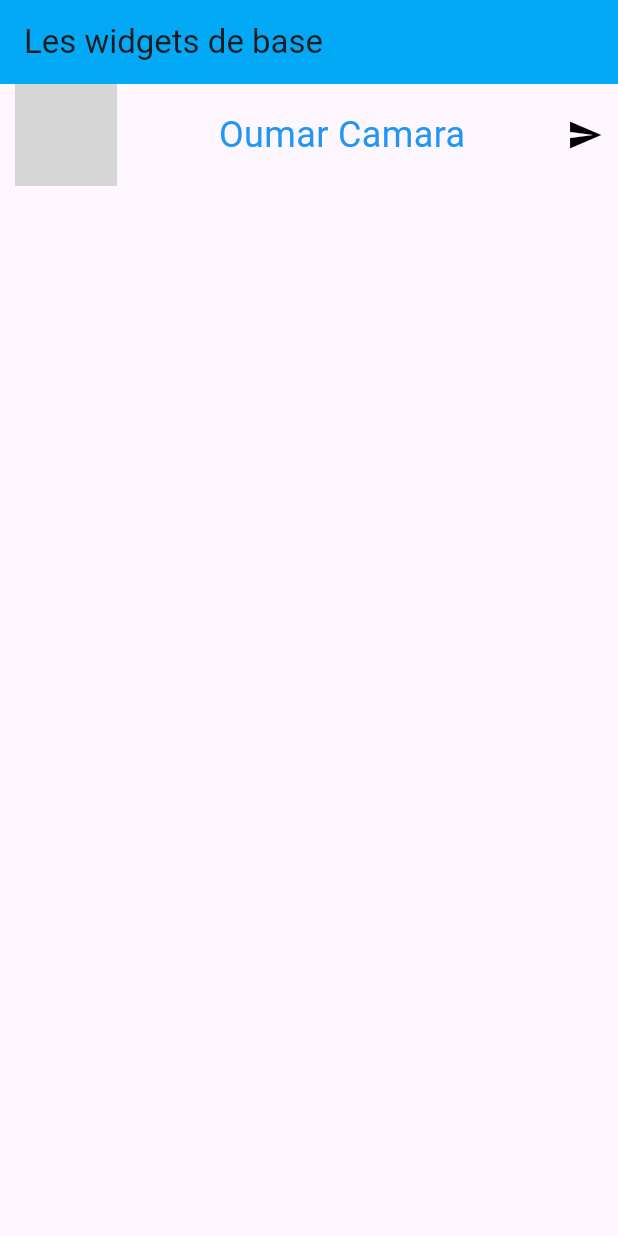
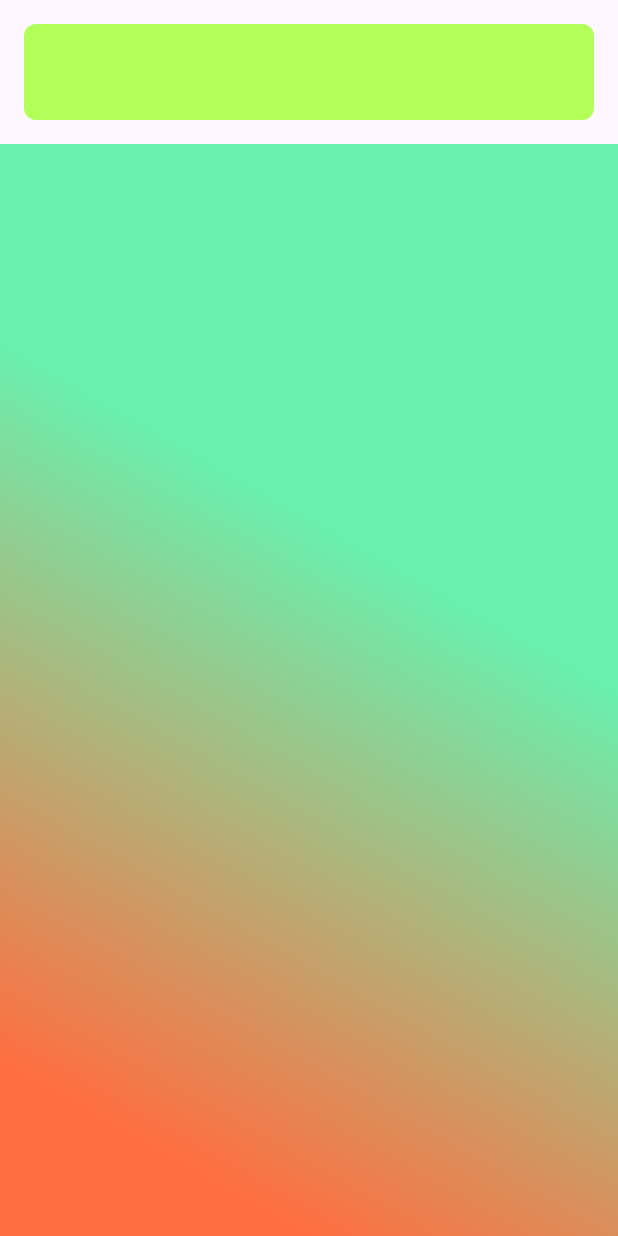
Before and after one commit to Bobo844/flutter_labs, a Flutter app: the screen it shows after launch, on a phone screen of 412 x 824 dp. Run offline on Flutter 3.47's test engine with Material 3 defaults, Android fonts, the phone set to English and light mode, and no system bars; our stand-ins replace google_fonts; grey boxes are pictures that could not be loaded.

Commit message:
les safeare

```diff
--- a/demo_app3/lib/main.dart
+++ b/demo_app3/lib/main.dart
@@ -12,35 +12,36 @@
     return MaterialApp(
       debugShowCheckedModeBanner: false,
       home: Scaffold(
-        appBar: AppBar(
-          backgroundColor: Colors.lightBlue,
-          title: const Text('Les widgets de base'),
-        ),
-        body:SingleChildScrollView(
-        child: Padding(
-          padding:EdgeInsets.symmetric(horizontal: 10),
-          child: Row(
-            mainAxisSize: MainAxisSize.max,
-            mainAxisAlignment: MainAxisAlignment.spaceBetween,
-            crossAxisAlignment: CrossAxisAlignment.center,
+        //ce composant permet d'adapter nos interfaces au different appareille ou elle s'afficherons
+        body: SafeArea(
+          bottom: false,
+          //top: false,
+          child: Column(
           children: [
-                CircleAvatar(
-                  radius: 34,
-                  backgroundImage:NetworkImage("https://external-content.duckduckgo.com/iu/?u=https%3A%2F%2Fwww.fr.clipproject.info%2Fimages%2Fjoomgallery%2Foriginals%2Fbureau_10%2Fingenieur_cliparts_gratuis__bureau_images_20160412_1456662735.png&f=1&nofb=1&ipt=bd117c9bfb6c53298671d2730805eea9c2896c6249c8fce5a21f5e1d42a00628&ipo=images"),
-                ),
-                Text(
-                  "Oumar Camara",
-                  style: TextStyle(
-                    color: Colors.blue,
-                    fontSize: 24,
+            Container(
+              height:64,
+              margin: const EdgeInsets.all(16),
+              decoration: BoxDecoration(
+                borderRadius: BorderRadius.circular(8),
+                color: Colors.lightGreenAccent
               ),
             ),
-                Icon(Icons.send,color: Colors.black)
+            Expanded(
+              child: Container(
+                decoration: BoxDecoration(
+                  gradient: LinearGradient(
+                  colors:[
+                      Colors.deepOrangeAccent,
+                      Colors.greenAccent
+
                     ],
+                    begin: Alignment.bottomCenter
+                  )
                 ),
               ),
-
             )
+          ]
+        ))
 
         )
     );
```
Lines whose indentation alone changed are shown as unchanged.
